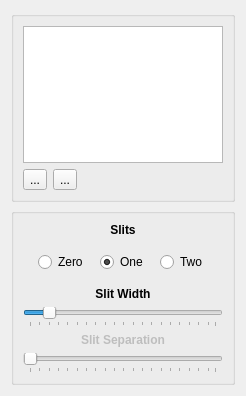
Qt form src/EWS/app/widget/BarrierEditor.ui (metasim/ews) before a commit.
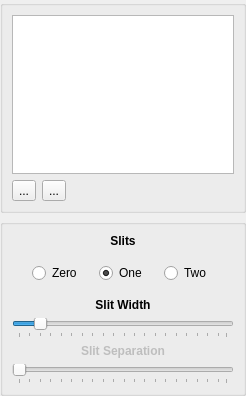
The same form after that commit. Icons and pictures are not drawn.

```diff
--- a/src/EWS/app/widget/BarrierEditor.ui
+++ b/src/EWS/app/widget/BarrierEditor.ui
@@ -21,6 +21,9 @@
    <string>Form</string>
   </property>
   <layout class="QVBoxLayout" name="verticalLayout">
+   <property name="margin">
+    <number>0</number>
+   </property>
    <item>
     <widget class="QGroupBox" name="groupBox">
      <layout class="QVBoxLayout" name="verticalLayout_6">
```
Left out of the diff: 39 changed lines with no effect on the pictures.
